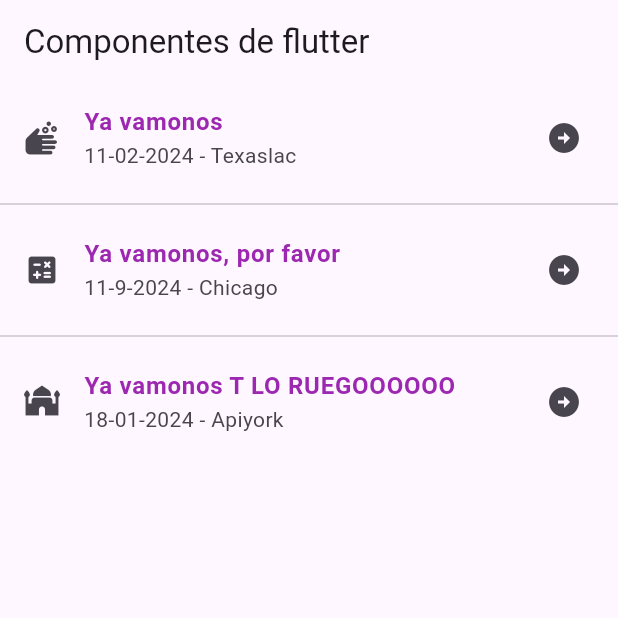
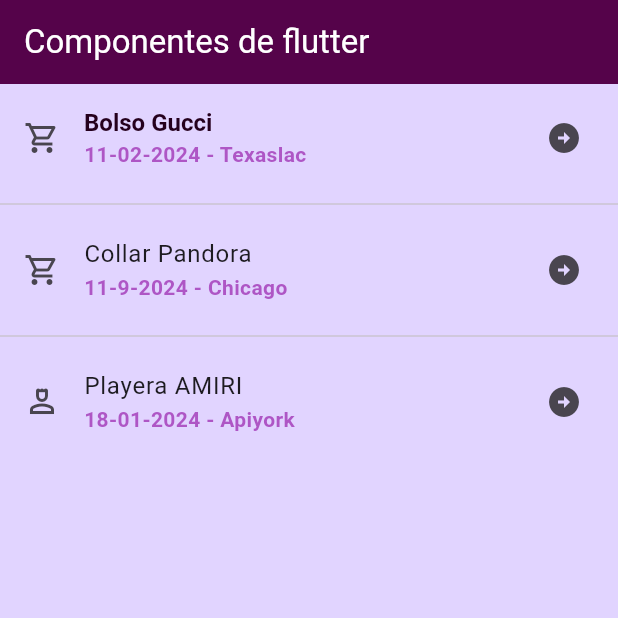
Before and after one commit to ismontana/componentes_flutter, a Flutter app: the screen it shows after launch, on a phone screen of 412 x 824 dp, the top half of it. Run offline on Flutter 3.47's test engine with Material 3 defaults, Android fonts, the phone set to English and light mode, and no system bars; Roboto replaces fonts that are missing (sans-helvetica).

Commit message:
Adding ThemeData

```diff
--- a/lib/home_screen.dart
+++ b/lib/home_screen.dart
@@ -6,40 +6,47 @@ const HomeScreen({super.key});
   Widget build(BuildContext context) {
     return Scaffold(
       appBar: AppBar(
-        title: const Text('Componentes de flutter'),
+        title: const Text('Componentes de flutter',
+        style: TextStyle(
+          color: Color.fromARGB(255, 255, 255, 255)
+        ),
+        ),
         ),
         body: ListView(
-          children: const [
+          children: [
             ListTile(
-            leading: Icon(Icons.soap_rounded),
-            title: Text('Ya vamonos',
-                      style: TextStyle(color: Colors.purple,
+            leading: const Icon(Icons.shopping_cart_outlined),
+            title: Text('Bolso Gucci',
+            style: Theme.of(context).textTheme.headlineLarge,
+            ),
+            subtitle: const Text('11-02-2024 - Texaslac',
+            style: TextStyle(color: Color.fromARGB(186, 155, 39, 176),
                       fontWeight: FontWeight.bold,
                       ),
             ),
-            subtitle: Text('11-02-2024 - Texaslac'),
+            trailing: const Icon(Icons.arrow_circle_right),
+            ),
+            const Divider(),
+            const ListTile(
+            leading: Icon(Icons.shopping_cart_outlined),
+            title: Text('Collar Pandora',
+            ),
+            subtitle: Text('11-9-2024 - Chicago',
+            style: TextStyle(color: Color.fromARGB(186, 155, 39, 176),
+                      fontWeight: FontWeight.bold,
+                      ),),
             trailing: Icon(Icons.arrow_circle_right),
             ),
-            Divider(),
-            ListTile(
-            leading: Icon(Icons.calculate_rounded),
-            title: Text('Ya vamonos, por favor',
-            style: TextStyle(color: Colors.purple,
+            const Divider(),
+            const ListTile(
+            leading: Icon(Icons.person_4_outlined),
+            title: Text('Playera AMIRI',
+            ),
+            subtitle: Text('18-01-2024 - Apiyork',
+            style: TextStyle(color: Color.fromARGB(186, 155, 39, 176),
                       fontWeight: FontWeight.bold,
                       ),
-            ),
-            subtitle: Text('11-9-2024 - Chicago'),
-            trailing: Icon(Icons.arrow_circle_right),
-            ),
-            Divider(),
-            ListTile(
-            leading: Icon(Icons.mosque_rounded),
-            title: Text('Ya vamonos T LO RUEGOOOOOO',
-            style: TextStyle(color: Colors.purple,
-                      fontWeight: FontWeight.bold,
                       ),
-            ),
-            subtitle: Text('18-01-2024 - Apiyork'),
             trailing: Icon(Icons.arrow_circle_right),
             ),
           ],
--- a/lib/main_app.dart
+++ b/lib/main_app.dart
@@ -6,9 +6,21 @@ class MainApp extends StatelessWidget {
 
   @override
   Widget build(BuildContext context) {
-    return const MaterialApp(
+    return MaterialApp(
       debugShowCheckedModeBanner: false,
-      home: HomeScreen()
+      home: const HomeScreen(),
+      theme: ThemeData(
+        scaffoldBackgroundColor: const Color.fromARGB(255, 225, 212, 255),
+        appBarTheme: AppBarTheme(color: Color.fromARGB(255, 85, 3, 74)),
+        textTheme: TextTheme(
+          headlineLarge: TextStyle(
+            color: Color.fromARGB(255, 37, 0, 29),
+            fontSize: 16.0,
+            fontWeight: FontWeight.bold,
+            fontFamily: 'sans-helvetica',
+          ),
+        ),
+      ),
     );
   }
 }
```
